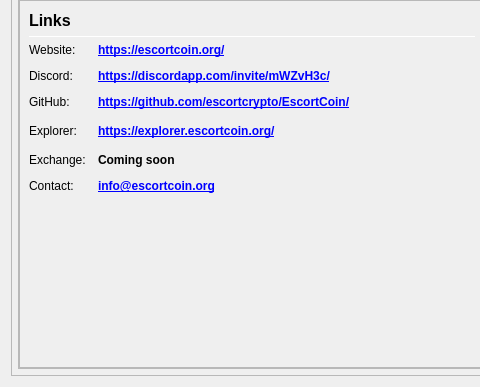
Before: the Qt Designer form src/qt/forms/overviewpage.ui in escortcrypto/EscortCoin, drawn with Qt 5; both pictures show x 0 to 480 and y 454 to 841 of the 978 by 841 pixel window.
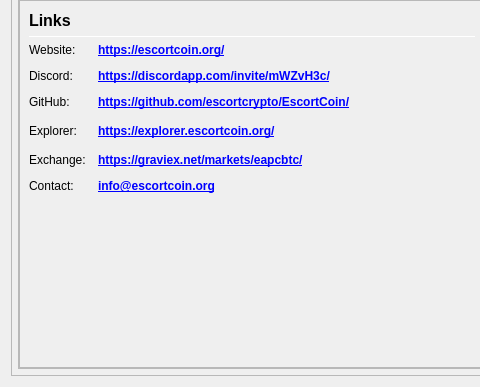
After: the same form once the commit is applied.

```diff
--- a/src/qt/forms/overviewpage.ui
+++ b/src/qt/forms/overviewpage.ui
@@ -826,7 +826,7 @@
                           </font>
                          </property>
                          <property name="text">
-                          <string>Coming soon</string>
+                          <string notr="true">&lt;a href=&quot;https://graviex.net/markets/eapcbtc/&quot;&gt;https://graviex.net/markets/eapcbtc/&lt;/a&gt;</string>
                          </property>
                          <property name="alignment">
                            <set>Qt::AlignLeading|Qt::AlignLeft|Qt::AlignVCenter</set>
```
